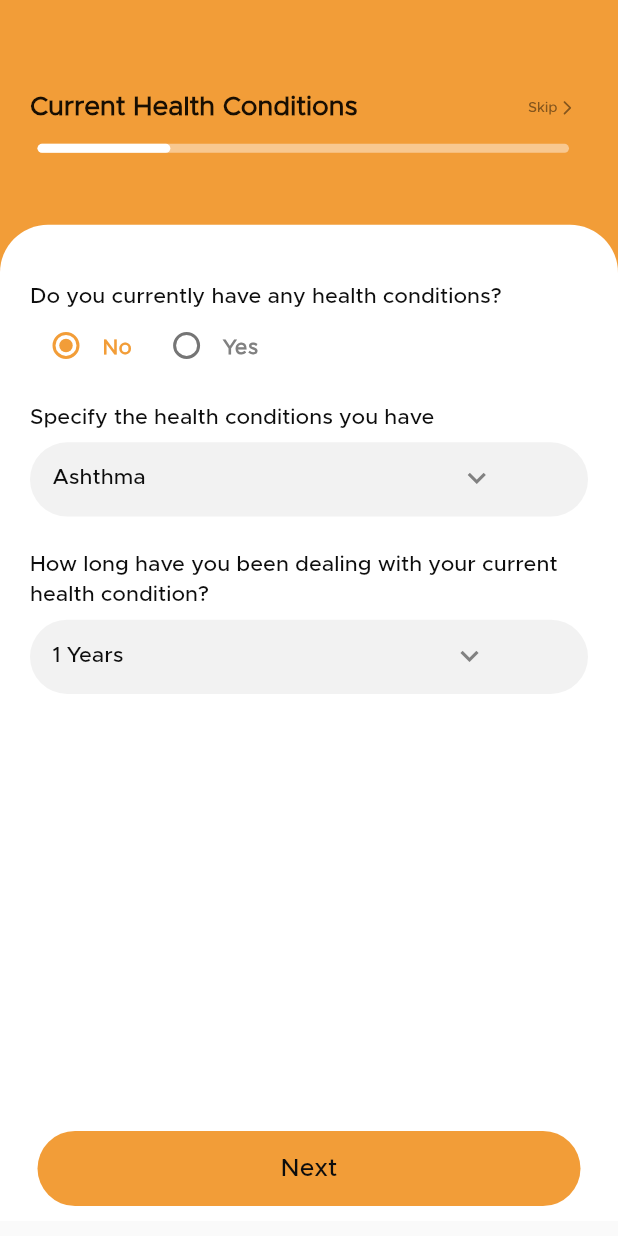
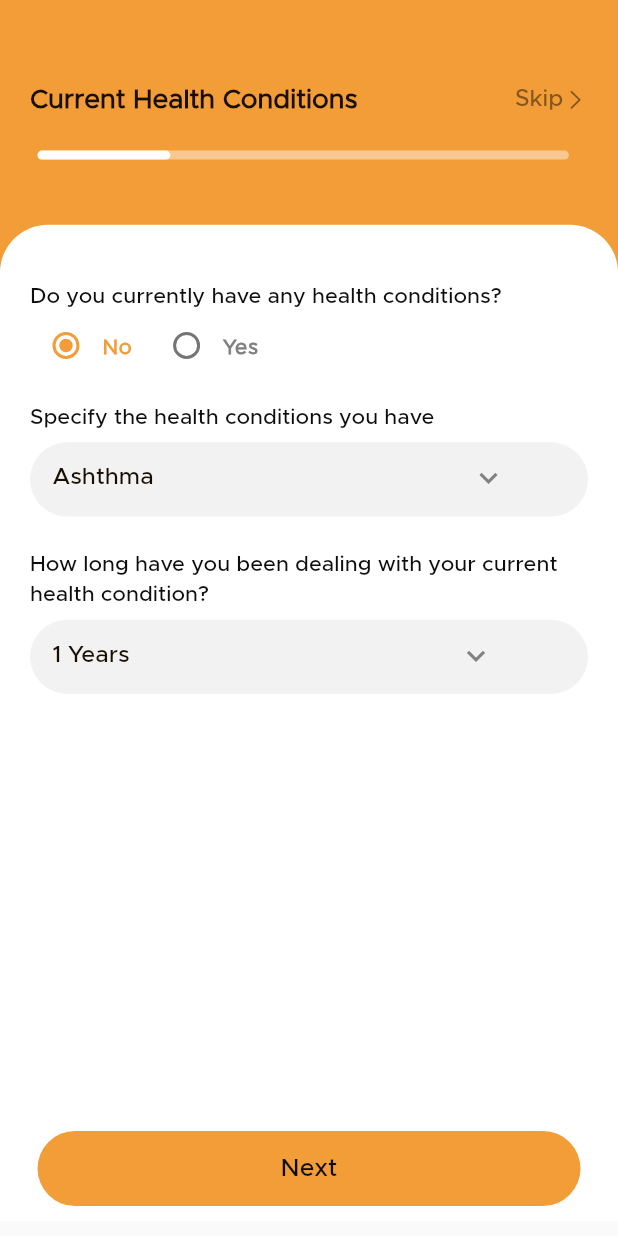
Before and after one commit to corange-lab/medzo, a Flutter app: the QuestionScreen screen opened directly, on a phone screen of 412 x 824 dp. Run offline on Flutter 3.47's test engine with Material 2 defaults, Android fonts, the phone set to English and light mode, and no system bars; drawn by our look-alikes of getwidget; our stand-ins replace custom_rating_bar, firebase_auth, firebase_core, flutter_otp_text_field, flutter_svg, get and 6 more; accounts and stored records are empty; project files that could hold a hidden picture were left out.

Commit message:
Implement Functionality

```diff
--- a/lib/view/addpost_screen.dart
+++ b/lib/view/addpost_screen.dart
@@ -122,6 +122,23 @@ class AddpostScreen extends StatelessWidget {
               ),
             ),
           ),
+          Obx(
+                () => pickController.selectedImage.isNotEmpty
+                ? Align(
+              alignment: Alignment.centerLeft,
+              child: Padding(
+                padding: const EdgeInsets.only(left: 20,bottom: 20),
+                child: Text(
+                  "Uploaded : ${pickController.selectedImage.split("/").last}",
+                  style: Theme.of(context)
+                      .textTheme
+                      .labelMedium!
+                      .copyWith(fontSize: Responsive.sp(3.3, context)),
+                ),
+              ),
+            )
+                : SizedBox(),
+          ),
           SizedBox(
             height: Responsive.height(1, context),
           ),
--- a/lib/view/question_screen.dart
+++ b/lib/view/question_screen.dart
@@ -1,3 +1,4 @@
+import 'package:flutter/cupertino.dart';
 import 'package:flutter/material.dart';
 import 'package:flutter_svg/flutter_svg.dart';
 import 'package:get/get.dart';
@@ -35,9 +36,10 @@ class QuestionScreen extends GetView<Question_controller> {
                   child: Padding(
                     padding: const EdgeInsets.symmetric(horizontal: 15),
                     child: Column(
-                      mainAxisAlignment: MainAxisAlignment.center,
+                      // mainAxisAlignment: MainAxisAlignment.center,
                       crossAxisAlignment: CrossAxisAlignment.center,
                       children: [
+                        SizedBox(height: Responsive.height(7, context),),
                         Padding(
                           padding: const EdgeInsets.symmetric(horizontal: 5),
                           child: Row(
@@ -56,8 +58,7 @@ class QuestionScreen extends GetView<Question_controller> {
                                           letterSpacing: 0),
                                 ),
                               ),
-                              IconButton(
-                                  onPressed: () async {
+                              GestureDetector(onTap: ()  {
                                 if (controller.selectedPageIndex.value ==
                                     0) {
                                   controller.pageController.value
@@ -88,14 +89,31 @@ class QuestionScreen extends GetView<Question_controller> {
                                   Get.off(HomeScreen());
                                 }
                               },
-                                  icon: SvgPicture.asset(
-                                    SvgIcon.skip,
-                                    width: Responsive.width(10, context),
-                                    height: Responsive.height(10, context),
-                                  )),
+                                child: Row(
+                                  children: [
+                                    TextWidget(
+                                      ConstString.skipButton,
+                                      style: Theme.of(context)
+                                          .textTheme
+                                          .titleMedium!
+                                          .copyWith(
+                                              color: AppColors.darkyellow,
+                                              fontSize:
+                                                  Responsive.sp(3.8, context)),
+                                    ),
+                                    Icon(
+                                      CupertinoIcons.right_chevron,
+                                      size: Responsive.height(2, context),
+                                      color: AppColors.darkyellow,
+                                    )
                                   ],
                                 ),
                               ),
+
+                            ],
+                          ),
+                        ),
+                        SizedBox(height: Responsive.height(3, context),),
                         Obx(() => GFProgressBar(
                               lineHeight: 6,
                               width: Responsive.width(86, context),
@@ -128,7 +146,8 @@ class QuestionScreen extends GetView<Question_controller> {
             child: Obx(
               () => controller.selectedPageIndex.value == 0
                   ? Padding(
-                        padding: const EdgeInsets.symmetric(horizontal: 25,vertical: 10),
+                      padding: const EdgeInsets.symmetric(
+                          horizontal: 25, vertical: 10),
                       child: ElevatedButton(
                         onPressed: () async {
                           if (controller.selectedPageIndex.value == 0) {
@@ -167,32 +186,37 @@ class QuestionScreen extends GetView<Question_controller> {
                           Expanded(
                             flex: 2,
                             child: Padding(
-                            padding: const EdgeInsets.symmetric(horizontal: 5,vertical: 10),
+                              padding: const EdgeInsets.symmetric(
+                                  horizontal: 5, vertical: 10),
                               child: ElevatedButton(
                                 onPressed: () async {
                                   if (controller.selectedPageIndex.value == 1) {
-                                  controller.pageController.value.animateToPage(
-                                      0,
-                                      duration:
-                                      const Duration(milliseconds: 10),
+                                    controller.pageController.value
+                                        .animateToPage(0,
+                                            duration: const Duration(
+                                                milliseconds: 10),
                                             curve: Curves.easeInOut);
-                                } else if (controller.selectedPageIndex.value == 2) {
-                                  controller.pageController.value.animateToPage(
-                                      1,
-                                      duration:
-                                      const Duration(milliseconds: 10),
+                                  } else if (controller
+                                          .selectedPageIndex.value ==
+                                      2) {
+                                    controller.pageController.value
+                                        .animateToPage(1,
+                                            duration: const Duration(
+                                                milliseconds: 10),
                                             curve: Curves.easeInOut);
-                                } else if (controller.selectedPageIndex.value == 3) {
-                                  controller.pageController.value.animateToPage(
-                                      2,
-                                      duration:
-                                      const Duration(milliseconds: 10),
+                                  } else if (controller
+                                          .selectedPageIndex.value ==
+                                      3) {
+                                    controller.pageController.value
+                                        .animateToPage(2,
+                                            duration: const Duration(
+                                                milliseconds: 10),
                                             curve: Curves.easeInOut);
                                   } else {
-                                  controller.pageController.value.animateToPage(
-                                      0,
-                                      duration:
-                                      const Duration(milliseconds: 10),
+                                    controller.pageController.value
+                                        .animateToPage(0,
+                                            duration: const Duration(
+                                                milliseconds: 10),
                                             curve: Curves.easeInOut);
                                   }
                                 },
@@ -213,26 +237,31 @@ class QuestionScreen extends GetView<Question_controller> {
                           Expanded(
                             flex: 3,
                             child: Padding(
-                            padding: const EdgeInsets.symmetric(horizontal: 5,vertical: 10),
+                              padding: const EdgeInsets.symmetric(
+                                  horizontal: 5, vertical: 10),
                               child: ElevatedButton(
                                 onPressed: () async {
                                   if (controller.selectedPageIndex.value == 0) {
-                                  controller.pageController.value.animateToPage(
-                                      1,
-                                      duration:
-                                      const Duration(milliseconds: 10),
+                                    controller.pageController.value
+                                        .animateToPage(1,
+                                            duration: const Duration(
+                                                milliseconds: 10),
                                             curve: Curves.easeInOut);
-                                } else if (controller.selectedPageIndex.value == 1) {
-                                  controller.pageController.value.animateToPage(
-                                      2,
-                                      duration:
-                                      const Duration(milliseconds: 10),
+                                  } else if (controller
+                                          .selectedPageIndex.value ==
+                                      1) {
+                                    controller.pageController.value
+                                        .animateToPage(2,
+                                            duration: const Duration(
+                                                milliseconds: 10),
                                             curve: Curves.easeInOut);
-                                } else if (controller.selectedPageIndex.value == 2) {
-                                  controller.pageController.value.animateToPage(
-                                      3,
-                                      duration:
-                                      const Duration(milliseconds: 10),
+                                  } else if (controller
+                                          .selectedPageIndex.value ==
+                                      2) {
+                                    controller.pageController.value
+                                        .animateToPage(3,
+                                            duration: const Duration(
+                                                milliseconds: 10),
                                             curve: Curves.easeInOut);
                                   } else {
                                     Get.off(HomeScreen());
@@ -377,7 +406,16 @@ class QuestionScreen extends GetView<Question_controller> {
                                           .map((String items) {
                                         return DropdownMenuItem<String>(
                                           value: items,
-                                          child: Text(items),
+                                          child: TextWidget(
+                                            items,
+                                            style: Theme.of(context)
+                                                .textTheme
+                                                .labelSmall!
+                                                .copyWith(
+                                                    fontSize: Responsive.sp(
+                                                        3.8, context),
+                                                    color: AppColors.black),
+                                          ),
                                         );
                                       }).toList(),
                                       onChanged: (value) {
@@ -393,7 +431,10 @@ class QuestionScreen extends GetView<Question_controller> {
                                       ),
                                       style: Theme.of(context)
                                           .textTheme
-                                          .titleMedium!.copyWith(fontSize: Responsive.sp(3.5, context)),
+                                          .titleMedium!
+                                          .copyWith(
+                                              fontSize:
+                                                  Responsive.sp(3.5, context)),
                                       value: ctrl.healthDropdown.value,
                                       padding: const EdgeInsets.only(left: 15),
                                     ),
@@ -549,7 +590,16 @@ class QuestionScreen extends GetView<Question_controller> {
                                           items: ctrl.year.map((String items) {
                                             return DropdownMenuItem<String>(
                                               value: items,
-                                              child: Text(items),
+                                              child: TextWidget(
+                                                items,
+                                                style: Theme.of(context)
+                                                    .textTheme
+                                                    .labelSmall!
+                                                    .copyWith(
+                                                        fontSize: Responsive.sp(
+                                                            3.8, context),
+                                                        color: AppColors.black),
+                                              ),
                                             );
                                           }).toList(),
                                           onChanged: (value) {
@@ -565,7 +615,10 @@ class QuestionScreen extends GetView<Question_controller> {
                                           ),
                                           style: Theme.of(context)
                                               .textTheme
-                                              .titleMedium!.copyWith(fontSize: Responsive.sp(3.5, context)),
+                                              .titleMedium!
+                                              .copyWith(
+                                                  fontSize: Responsive.sp(
+                                                      3.5, context)),
                                           value: ctrl.yearDropdown.value,
                                           padding:
                                               const EdgeInsets.only(left: 15),
@@ -630,7 +683,6 @@ class QuestionScreen extends GetView<Question_controller> {
                     },
                   ),
                 )),
-
           ],
         ),
       ),
--- a/pubspec.yaml
+++ b/pubspec.yaml
@@ -43,7 +43,7 @@ dependencies:
   sign_in_with_apple:
   otp_text_field:
   image_picker:
-  firebase_messaging:
+#  firebase_messaging:
   sizer:
   flutter_otp_text_field:
   getwidget:
```
Also changed, not shown: pubspec.lock, 4 other files. Lines whose indentation alone changed are shown as unchanged.
